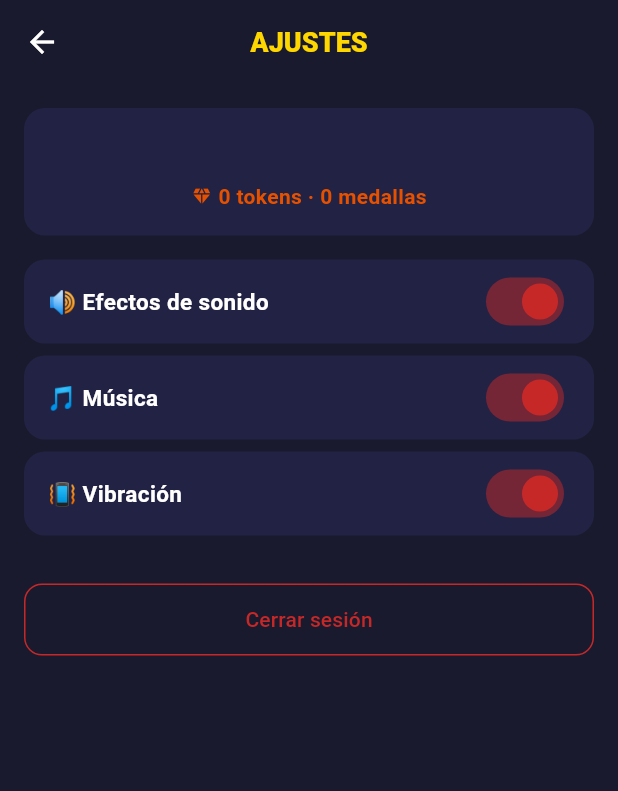
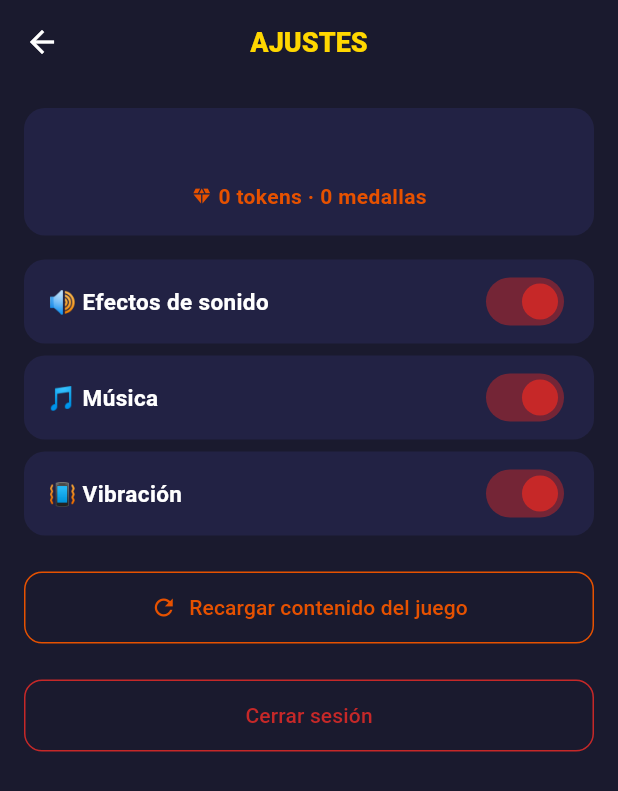
Before and after one commit to spcolonna/Clash-Of-Warriors, a Flutter app: the SettingsScreen screen opened directly, on a phone screen of 412 x 824 dp. Shown: the top 791 px of the screen. Run offline on Flutter 3.47's test engine with Material 3 defaults, Android fonts, the phone set to English and light mode, and no system bars; our stand-ins replace audioplayers, cloud_firestore, firebase_analytics, firebase_auth, firebase_core, flutter_riverpod and 6 more; accounts and stored records are empty; key blocks and very long unbroken strings in the code were emptied for the run.

Commit message:
feat: Enhance settings screen with content reload functionality and add efficiency guidelines

```diff
--- a/lib/delivery/screens/settings/settings_screen.dart
+++ b/lib/delivery/screens/settings/settings_screen.dart
@@ -101,6 +101,30 @@ class _SettingsScreenState extends ConsumerState<SettingsScreen> {
           //  el UI nunca consumió las traducciones, así que el selector era
           //  una promesa falsa.)
 
+          const SizedBox(height: 16),
+
+          // Recargar contenido: vuelve a pedir cartas/héroes/config a Firestore
+          // sin reiniciar la app. Útil al iterar arte/balance desde el admin.
+          SizedBox(
+            width: double.infinity,
+            child: OutlinedButton.icon(
+              onPressed: () {
+                ref.invalidate(gameConfigProvider);
+                ScaffoldMessenger.of(context).showSnackBar(const SnackBar(
+                  content: Text('Contenido actualizado desde el servidor'),
+                  duration: Duration(milliseconds: 1500),
+                  behavior: SnackBarBehavior.floating,
+                ));
+              },
+              icon: const Icon(Icons.refresh, size: 18),
+              label: const Text('Recargar contenido del juego'),
+              style: OutlinedButton.styleFrom(
+                side: const BorderSide(color: AppColors.accent),
+                foregroundColor: AppColors.accent,
+              ),
+            ),
+          ),
+
           const SizedBox(height: 24),
 
           // Sign out
--- a/lib/delivery/widgets/game_card_widget.dart
+++ b/lib/delivery/widgets/game_card_widget.dart
@@ -597,6 +597,12 @@ class _CardImage extends StatelessWidget {
         fit: BoxFit.cover,
         width: double.infinity,
         height: height,
+        // Tope de decodificación: aunque el archivo ya venga liviano
+        // (~100-180KB, comprimido en el admin), sin esto Flutter igual
+        // decodificaría el bitmap completo en memoria. Con varias cartas
+        // renderizadas a la vez (mano, grilla del mazo, tienda) esto evita
+        // gastar RAM/CPU de más en una imagen que se ve a lo sumo a 900px.
+        memCacheWidth: 900,
         placeholder: (_, __) => _fallback(),
         errorWidget: (_, __, ___) => _fallback(),
       );
```
Also changed, not shown: lib/delivery/widgets/shop/shop_card_item.dart (+8 -3 lines), .claude/settings.json, 2 other files.
